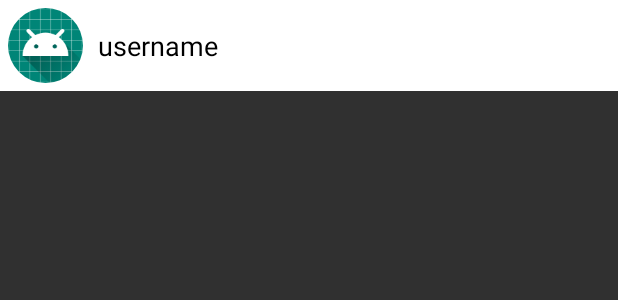
After one commit to Pransh-Coder/InternshipApp, an Android app: the layout user_item.xml on its own in the app's theme, with its tools: preview values and no code run, on a phone screen of 412 x 824 dp. The commit adds this screen. Shown: the top 300 px of the screen. Run offline under Robolectric (Android 15) with nearby library versions, the phone set to English and light mode, and no system bars.

Commit message:
Data came in RecyclerView and onclicklistner attached

```diff
--- a/app/src/main/java/com/example/internshipapp/RegisterActivity.java
+++ b/app/src/main/java/com/example/internshipapp/RegisterActivity.java
@@ -65,6 +65,10 @@ public class RegisterActivity extends AppCompatActivity {
                     password.setError("Password feild is empty!");
 
                 }
+                else if(password.getText().toString().length()<6)
+                {
+                    password.setError("Too short Length!!");
+                }
                 else {
                     Register(user_name,Email,passWord);
                 }
--- /dev/null
+++ b/app/src/main/res/layout/user_item.xml
@@ -0,0 +1,25 @@
+<?xml version="1.0" encoding="utf-8"?>
+<RelativeLayout xmlns:android="http://schemas.android.com/apk/res/android"
+    android:layout_width="match_parent"
+    android:layout_height="wrap_content"
+    android:background="@android:color/white"
+    android:padding="5dp">
+
+    <de.hdodenhof.circleimageview.CircleImageView
+        android:id="@+id/profile_image1"
+        android:layout_width="50dp"
+        android:layout_height="50dp"
+        android:src="@mipmap/ic_launcher"/>
+
+    <TextView
+        android:id="@+id/usrname"
+        android:layout_width="wrap_content"
+        android:layout_height="wrap_content"
+        android:text="username"
+        android:textColor="@android:color/black"
+        android:layout_toRightOf="@+id/profile_image1"
+        android:layout_marginLeft="10dp"
+        android:layout_centerVertical="true"
+        android:textSize="18sp"/>
+
+</RelativeLayout>
```
Also changed, not shown: app/src/main/AndroidManifest.xml (+5 -4 lines), app/src/main/java/com/example/internshipapp/Adapter/UserAdapter.java (added, +82 -0 lines), app/src/main/java/com/example/internshipapp/Fragments/UsersFragment.java (+71 -3 lines), app/src/main/java/com/example/internshipapp/MessageActivity.java (added, +88 -0 lines), app/src/main/res/layout/activity_message.xml (added, +57 -0 lines), app/src/main/res/layout/fragment_users.xml (+5 -6 lines).
